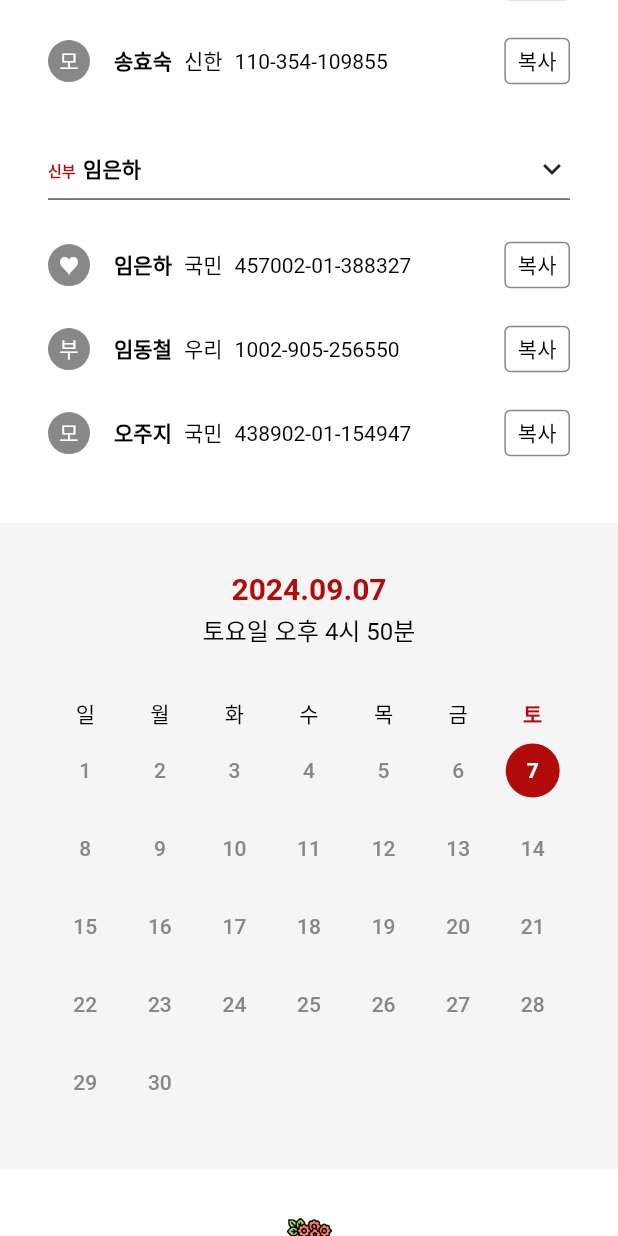
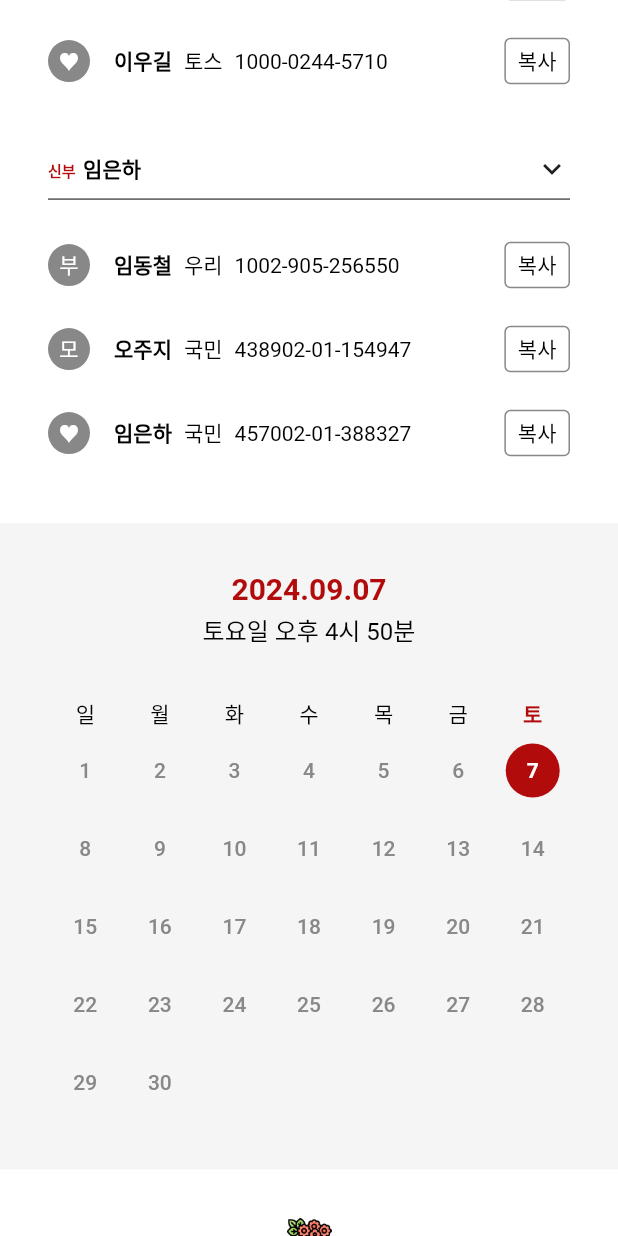
Before and after one commit to leewoooo/wedding, a Flutter app: the screen it shows after launch, scrolled down 3456 dp, on a phone screen of 412 x 824 dp. Run offline on Flutter 3.47's test engine with Material 3 defaults, Android fonts, the phone set to English and light mode, and no system bars; drawn by our look-alikes of table_calendar; Roboto replaces fonts that are missing (NanumMyeongjo).

Commit message:
🔨 Update : add url_launcher, sort account info

```diff
--- a/lib/components/gallery.dart
+++ b/lib/components/gallery.dart
@@ -54,7 +54,11 @@ class _GalleryImage extends StatelessWidget {
           barrierDismissible: true,
           builder: (context) {
             return Dialog(
-              child: Image.asset(asset),
+              child: Image.asset(
+                asset,
+                fit: BoxFit.cover,
+                filterQuality: FilterQuality.high,
+              ),
             );
           },
         );
--- a/lib/models/account_tile_model.dart
+++ b/lib/models/account_tile_model.dart
@@ -14,12 +14,6 @@ class AccountTileModel {
 
 List<AccountTileModel> groomFamilyInfo = [
   AccountTileModel(
-    relationship: '♥',
-    name: '이우길',
-    bankName: '토스',
-    accountNumber: '1000-0244-5710',
-  ),
-  AccountTileModel(
       relationship: '부',
       name: '이필주',
       bankName: '국민',
@@ -30,15 +24,15 @@ List<AccountTileModel> groomFamilyInfo = [
     bankName: '신한',
     accountNumber: '110-354-109855',
   ),
+  AccountTileModel(
+    relationship: '♥',
+    name: '이우길',
+    bankName: '토스',
+    accountNumber: '1000-0244-5710',
+  ),
 ];
 
 List<AccountTileModel> brideFamilyInfo = [
-  AccountTileModel(
-    relationship: '♥',
-    name: '임은하',
-    bankName: '국민',
-    accountNumber: '457002-01-388327',
-  ),
   AccountTileModel(
       relationship: '부',
       name: '임동철',
@@ -50,4 +44,10 @@ List<AccountTileModel> brideFamilyInfo = [
     bankName: '국민',
     accountNumber: '438902-01-154947',
   ),
+  AccountTileModel(
+    relationship: '♥',
+    name: '임은하',
+    bankName: '국민',
+    accountNumber: '457002-01-388327',
+  ),
 ];
--- a/pubspec.yaml
+++ b/pubspec.yaml
@@ -36,6 +36,7 @@ dependencies:
   cupertino_icons: ^1.0.6
   table_calendar: ^3.1.2
   intl: ^0.19.0
+  url_launcher: ^6.3.0
 
 dev_dependencies:
   flutter_test:
```
Also changed, not shown: lib/components/location.dart (+4 -5 lines), pubspec.lock.
